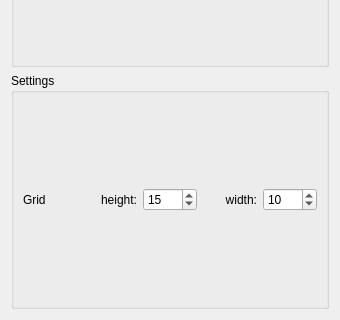
First picture: the form in smoke/view/glyphstab.ui, repository bvanloon/Scientific-Visualization, before the edit; both pictures show x 0 to 340 and y 180 to 500 of the 340 by 500 pixel window.
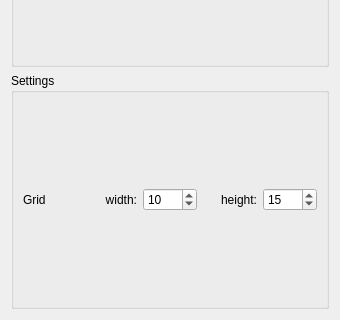
Second picture: the form after the edit. Custom widgets are drawn as their Qt base class.

Commit message: Swapped width and height, as that makes more sense.

Patch:
```diff
--- a/smoke/view/glyphstab.ui
+++ b/smoke/view/glyphstab.ui
@@ -50,6 +50,32 @@
           </property>
          </widget>
         </item>
+        <item>
+         <widget class="QLabel" name="gridWidthLabel">
+          <property name="text">
+           <string>width:</string>
+          </property>
+          <property name="alignment">
+           <set>Qt::AlignRight|Qt::AlignTrailing|Qt::AlignVCenter</set>
+          </property>
+         </widget>
+        </item>
+        <item>
+         <widget class="QSpinBox" name="gridWidthSpinBox">
+          <property name="keyboardTracking">
+           <bool>false</bool>
+          </property>
+          <property name="minimum">
+           <number>1</number>
+          </property>
+          <property name="maximum">
+           <number>1000</number>
+          </property>
+          <property name="value">
+           <number>10</number>
+          </property>
+         </widget>
+        </item>
         <item>
          <widget class="QLabel" name="gridHeightLabel">
           <property name="text">
@@ -79,32 +105,6 @@
           </property>
          </widget>
         </item>
-        <item>
-         <widget class="QLabel" name="gridWidthLabel">
-          <property name="text">
-           <string>width:</string>
-          </property>
-          <property name="alignment">
-           <set>Qt::AlignRight|Qt::AlignTrailing|Qt::AlignVCenter</set>
-          </property>
-         </widget>
-        </item>
-        <item>
-         <widget class="QSpinBox" name="gridWidthSpinBox">
-          <property name="keyboardTracking">
-           <bool>false</bool>
-          </property>
-          <property name="minimum">
-           <number>1</number>
-          </property>
-          <property name="maximum">
-           <number>1000</number>
-          </property>
-          <property name="value">
-           <number>10</number>
-          </property>
-         </widget>
-        </item>
        </layout>
       </item>
      </layout>
```
